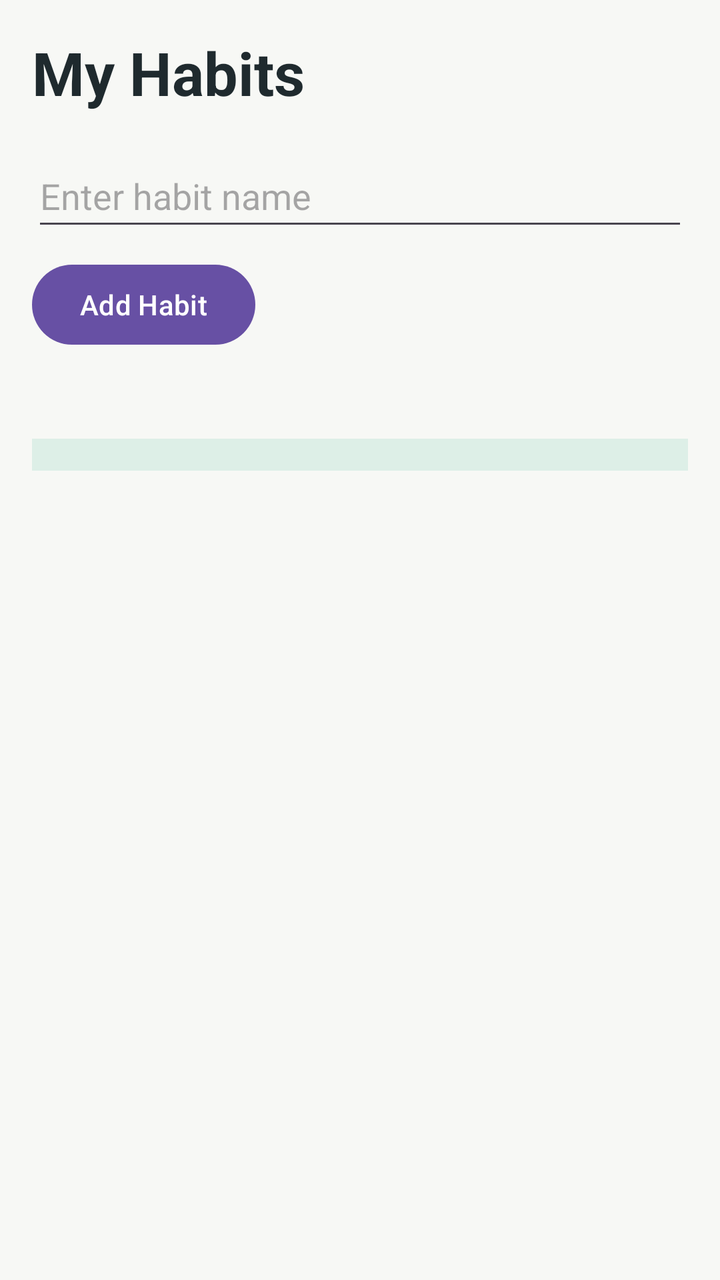
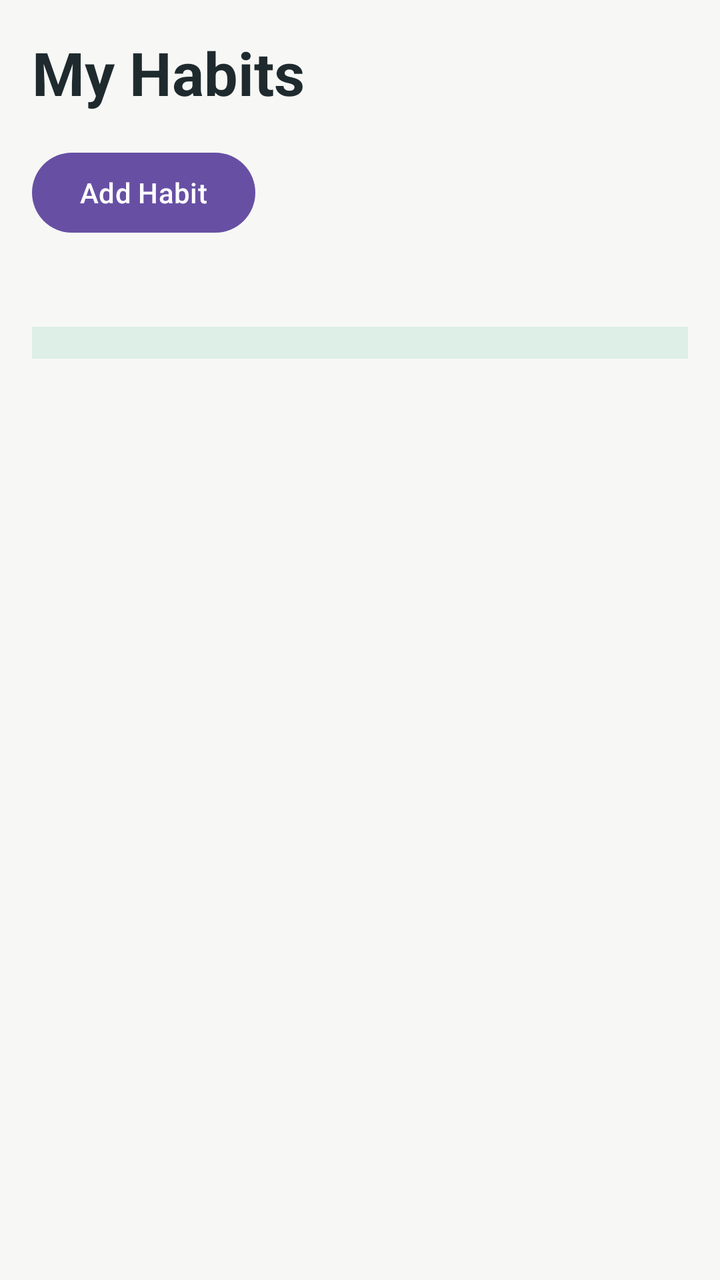

Two renders of the same Android screen: before a commit and after it. Below are the layout's source before the change and the commit's diff.
<!-- AndroidManifest.xml: application theme Theme.HabbitTracker -->
<!-- res/layout/activity_main.xml -->
<?xml version="1.0" encoding="utf-8"?>
<LinearLayout xmlns:android="http://schemas.android.com/apk/res/android"
    android:id="@+id/main"
    android:layout_width="match_parent"
    android:layout_height="match_parent"
    android:orientation="vertical"
    android:padding="16dp"
    android:background = "@color/paper"
    >

    <TextView
        android:id="@+id/titleText"
        android:layout_width="wrap_content"
        android:layout_height="wrap_content"
        android:text="@string/app_title"
        android:textSize="30sp"
        android:textStyle="bold"
        android:textColor="@color/ink"/>

    <EditText
        android:id="@+id/habitNameInput"
        android:minHeight="48dp"
        android:layout_width="match_parent"
        android:layout_height="wrap_content"
        android:layout_marginTop="16dp"
        android:hint="@string/habit_name_hint"
        android:inputType="text"
        android:autofillHints="name"
        android:textColor="@color/ink"/>

    <LinearLayout
        android:layout_width="wrap_content"
        android:layout_height="wrap_content"
        android:layout_marginTop="8dp"
        android:orientation="horizontal">

        <Button
            android:id="@+id/addHabitButton"
            android:layout_width="wrap_content"
            android:layout_height="wrap_content"
            android:text="@string/add_habit" />

        <Button
            android:id="@+id/cancelButton"
            android:layout_width="wrap_content"
            android:layout_height="wrap_content"
            android:layout_marginStart="8dp"
            android:text="@string/cancel"
            android:visibility="gone"/>

    </LinearLayout>

    <TextView
        android:id="@+id/messageText"
        android:layout_width="wrap_content"
        android:layout_height="wrap_content"
        android:layout_marginTop="8dp"
        android:text=""
        android:textColor="@color/ink"/>

    <ScrollView
        android:layout_width="match_parent"
        android:layout_height="match_parent"
        android:layout_marginTop="16dp">
        
        <LinearLayout
            android:id="@+id/habitListContainer"
            android:layout_width="match_parent"
            android:layout_height="wrap_content"
            android:orientation="vertical"
            android:background="@color/mint"
            android:padding="8dp" />

    </ScrollView>
</LinearLayout>
<!-- resources referenced by this layout -->
<resources>
  <color name="ink">#1F2A2E</color>
  <color name="mint">#DDEFE7</color>
  <color name="paper">#F7F8F5</color>
  <string name="add_habit">Add Habit</string>
  <string name="app_title">My Habits</string>
  <string name="cancel">Cancel</string>
  <string name="habit_name_hint">Enter habit name</string>
  <style name="Theme.HabbitTracker" parent="Base.Theme.HabbitTracker" />
  <style name="Base.Theme.HabbitTracker" parent="Theme.Material3.DayNight.NoActionBar">
          
          
      </style>
</resources>

<!-- the commit's change to res/layout/activity_main.xml (unified diff, before → after) -->
@@ -5,8 +5,7 @@
     android:layout_height="match_parent"
     android:orientation="vertical"
     android:padding="16dp"
-    android:background = "@color/paper"
-    >
+    android:background="@color/paper">
 
     <TextView
         android:id="@+id/titleText"
@@ -17,38 +16,12 @@
         android:textStyle="bold"
         android:textColor="@color/ink"/>
 
-    <EditText
-        android:id="@+id/habitNameInput"
-        android:minHeight="48dp"
-        android:layout_width="match_parent"
+    <Button
+        android:id="@+id/addHabitButton"
+        android:layout_width="wrap_content"
         android:layout_height="wrap_content"
         android:layout_marginTop="16dp"
-        android:hint="@string/habit_name_hint"
-        android:inputType="text"
-        android:autofillHints="name"
-        android:textColor="@color/ink"/>
-
-    <LinearLayout
-        android:layout_width="wrap_content"
-        android:layout_height="wrap_content"
-        android:layout_marginTop="8dp"
-        android:orientation="horizontal">
-
-        <Button
-            android:id="@+id/addHabitButton"
-            android:layout_width="wrap_content"
-            android:layout_height="wrap_content"
-            android:text="@string/add_habit" />
-
-        <Button
-            android:id="@+id/cancelButton"
-            android:layout_width="wrap_content"
-            android:layout_height="wrap_content"
-            android:layout_marginStart="8dp"
-            android:text="@string/cancel"
-            android:visibility="gone"/>
-
-    </LinearLayout>
+        android:text="@string/add_habit"/>
 
     <TextView
         android:id="@+id/messageText"
@@ -62,14 +35,13 @@
         android:layout_width="match_parent"
         android:layout_height="match_parent"
         android:layout_marginTop="16dp">
-        
+
         <LinearLayout
             android:id="@+id/habitListContainer"
             android:layout_width="match_parent"
             android:layout_height="wrap_content"
             android:orientation="vertical"
             android:background="@color/mint"
-            android:padding="8dp" />
-
+            android:padding="8dp"/>
     </ScrollView>
 </LinearLayout>
<!-- resource entries referenced after the edit -->
@@ -5,8 +5,6 @@
   <color name="paper">#F7F8F5</color>
   <string name="add_habit">Add Habit</string>
   <string name="app_title">My Habits</string>
-  <string name="cancel">Cancel</string>
-  <string name="habit_name_hint">Enter habit name</string>
   <style name="Theme.HabbitTracker" parent="Base.Theme.HabbitTracker" />
   <style name="Base.Theme.HabbitTracker" parent="Theme.Material3.DayNight.NoActionBar">
           
